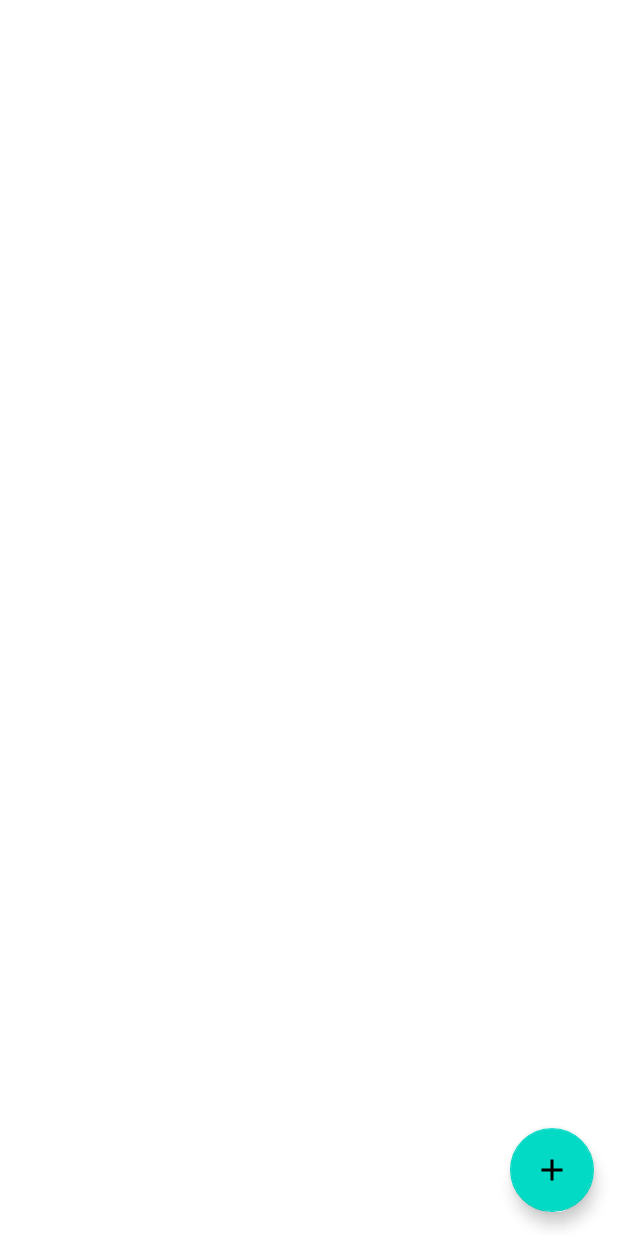
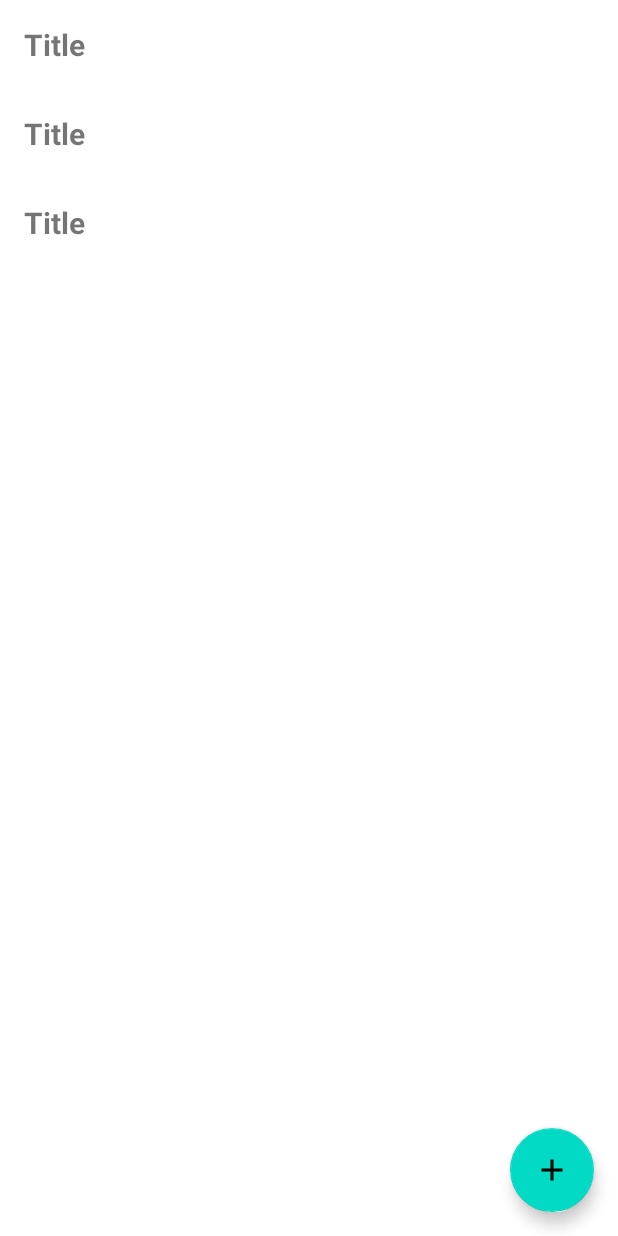
Before and after one commit to junesqo/News-App-41, an Android app: the layout fragment_home.xml on its own in the app's theme, with its tools: preview values and no code run, on a phone screen of 412 x 824 dp. Run offline under Robolectric (Android 15) with nearby library versions, the phone set to English and light mode, and no system bars.

Commit message:
deleting added

```diff
--- /dev/null
+++ b/app/src/main/java/com/example/newsapp41/interfaces/OnItemClickListener.java
@@ -0,0 +1,6 @@
+package com.example.newsapp41.interfaces;
+
+public interface OnItemClickListener {
+    void onItemClick(int position);
+    void onItemLongClick(int position);
+}
--- a/app/src/main/res/layout/activity_main.xml
+++ b/app/src/main/res/layout/activity_main.xml
@@ -3,8 +3,7 @@
     xmlns:app="http://schemas.android.com/apk/res-auto"
     android:id="@+id/container"
     android:layout_width="match_parent"
-    android:layout_height="match_parent"
-    android:paddingTop="?attr/actionBarSize">
+    android:layout_height="match_parent">
 
     <com.google.android.material.bottomnavigation.BottomNavigationView
         android:id="@+id/nav_view"
--- a/app/src/main/res/layout/fragment_home.xml
+++ b/app/src/main/res/layout/fragment_home.xml
@@ -8,6 +8,7 @@
 
     <androidx.recyclerview.widget.RecyclerView
         android:id="@+id/recyclerView"
+        tools:listitem="@layout/item_news"
         app:layoutManager="androidx.recyclerview.widget.LinearLayoutManager"
         android:layout_width="match_parent"
         android:layout_height="match_parent"/>
--- /dev/null
+++ b/app/src/main/res/layout/item_news.xml
@@ -0,0 +1,16 @@
+<?xml version="1.0" encoding="utf-8"?>
+<LinearLayout xmlns:android="http://schemas.android.com/apk/res/android"
+    android:layout_width="match_parent"
+    android:layout_height="wrap_content"
+    android:padding="16dp"
+    xmlns:tools="http://schemas.android.com/tools">
+
+    <TextView
+        android:id="@+id/textTitle"
+        android:layout_width="wrap_content"
+        android:layout_height="wrap_content"
+        tools:text="Title"
+        android:textSize="20sp"
+        android:textStyle="bold"/>
+
+</LinearLayout>
```
Also changed, not shown: app/src/main/java/com/example/newsapp41/NewsAdapter.java (added, +85 -0 lines), app/src/main/java/com/example/newsapp41/ui/home/HomeFragment.java (+53 -2 lines).
